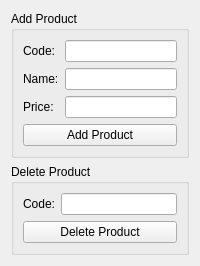
Nivedck/Billing-System, file adminwindow.ui: the form before one commit.
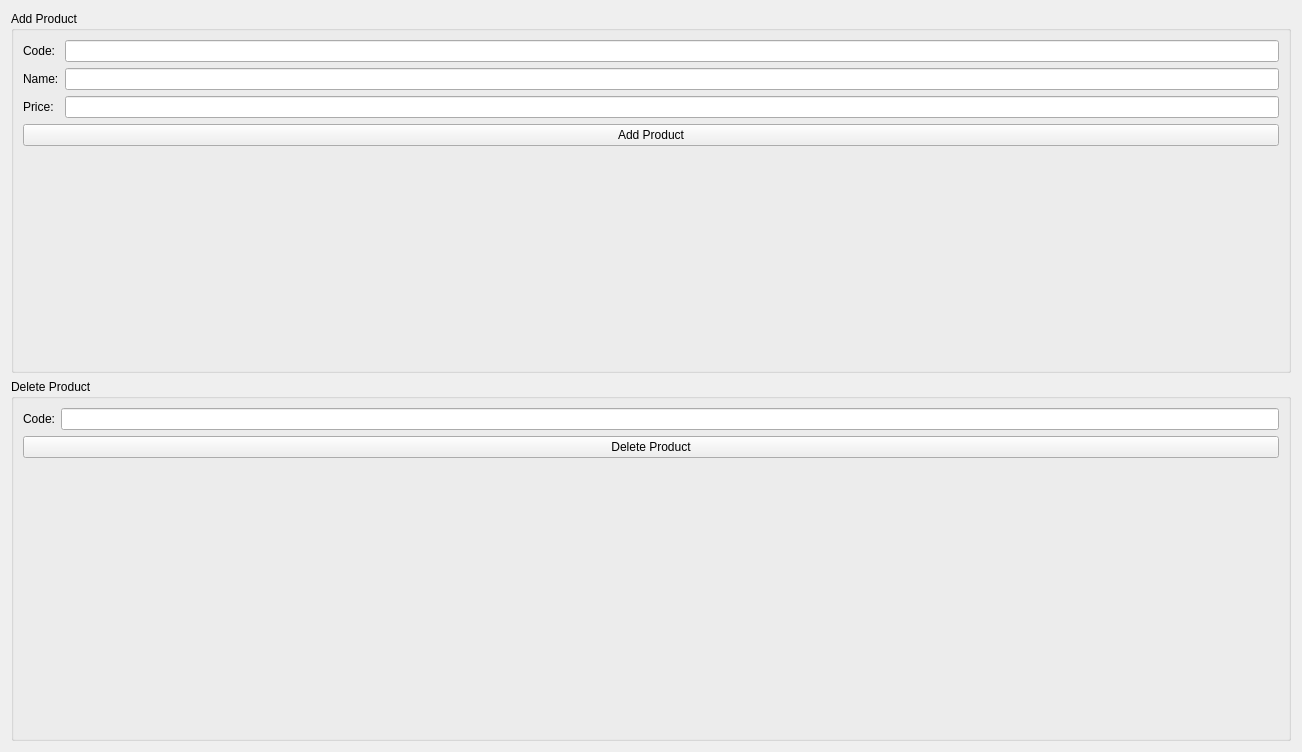
The form after the commit.

Commit message: admin panel button added in mainwindow and connected to adminwindow

Patch:
```diff
--- a/adminwindow.ui
+++ b/adminwindow.ui
@@ -2,9 +2,20 @@
 <ui version="4.0">
     <class>AdminWindow</class>
     <widget class="QWidget" name="AdminWindow">
+  <property name="geometry">
+   <rect>
+    <x>0</x>
+    <y>0</y>
+    <width>1302</width>
+    <height>752</height>
+   </rect>
+  </property>
         <property name="windowTitle">
             <string>Admin Window</string>
         </property>
+  <property name="styleSheet">
+   <string notr="true"/>
+  </property>
         <layout class="QVBoxLayout" name="verticalLayout">
             <item>
                 <widget class="QGroupBox" name="groupBoxAdd">
@@ -54,6 +65,9 @@
             </item>
             <item>
                 <widget class="QGroupBox" name="groupBoxDelete">
+     <property name="styleSheet">
+      <string notr="true">font-color:rgb(0, 0, 0)</string>
+     </property>
                     <property name="title">
                         <string>Delete Product</string>
                     </property>
```
Left out of the diff: 3 changed lines with no effect on the pictures. Lines whose indentation alone changed are shown as unchanged. The commit also changes 3 other files.
